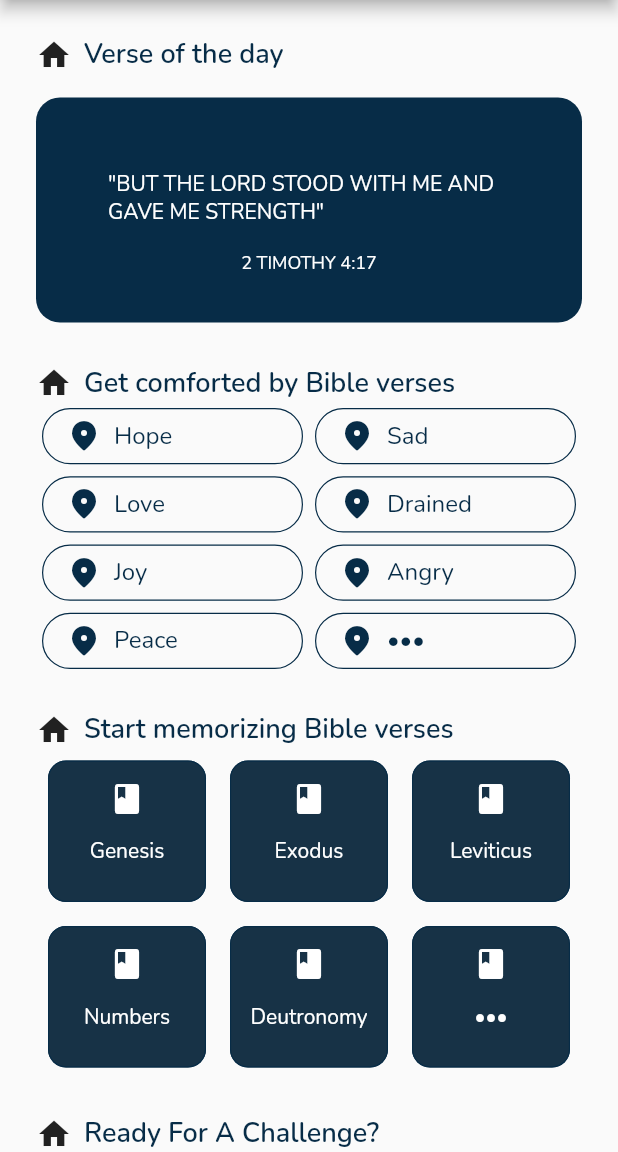
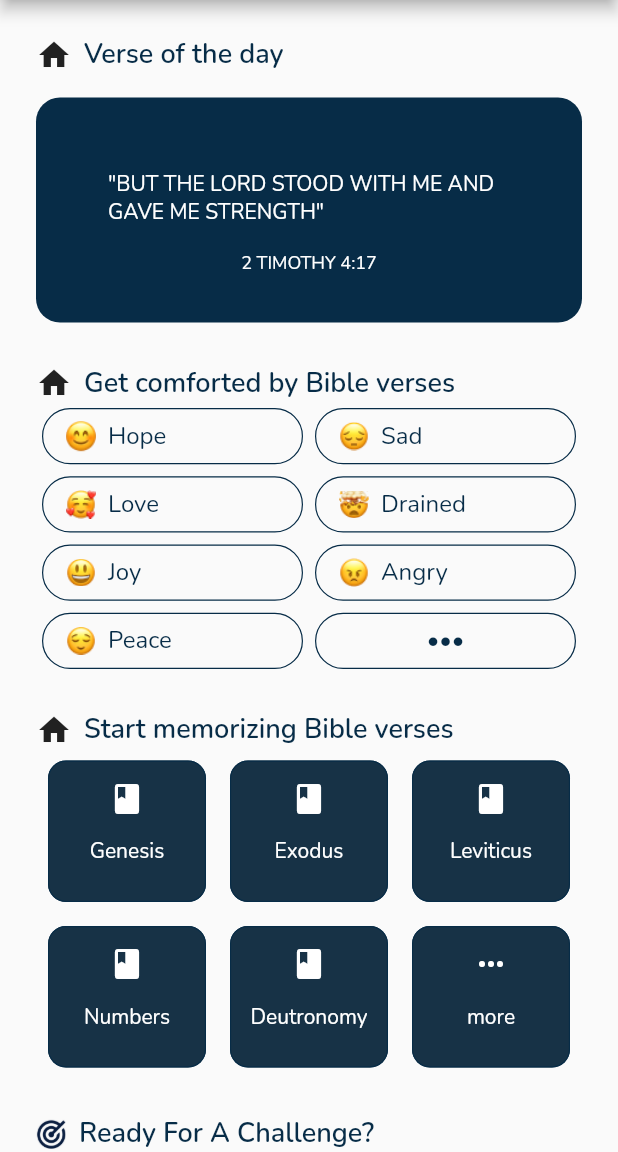
Before and after one commit to MemoryLamp/memorylamp-mobile, a Flutter app: the HomeScreen screen opened by its route, on a phone screen of 412 x 824 dp, the part 84-1236 px from its top. Run offline on Flutter 3.47's test engine with Material 2 defaults, Android fonts, the light colour scheme and no system bars; Roboto replaces fonts that are missing (poppins).

Commit message:
add icons and emojis

```diff
--- /dev/null
+++ b/lib/api/models/book.dart
@@ -0,0 +1,8 @@
+import 'package:flutter/cupertino.dart';
+
+class Book {
+  final String name;
+  final IconData icon;
+
+  const Book({required this.name, required this.icon});
+}
--- a/lib/api/models/emotion.dart
+++ b/lib/api/models/emotion.dart
@@ -2,7 +2,7 @@ import 'package:flutter/cupertino.dart';
 
 class Emotion {
   final String name;
-  final IconData icon;
+  final Image icon;
 
   const Emotion({required this.name, required this.icon});
 }
--- a/lib/helpers/asset_manager.dart
+++ b/lib/helpers/asset_manager.dart
@@ -1,5 +1,9 @@
 final String _logosPath = "assets/logos";
+final String _iconsPath = "assets/icons";
+final String _emotionsPath = "assets/emotion";
 
 class AssetManager {
   static String logo(String assetName) => "$_logosPath/$assetName";
+  static String icon(String assetName) => "$_iconsPath/$assetName";
+  static String emotion(String assetName) => "$_emotionsPath/$assetName";
 }
--- a/lib/screens/home.dart
+++ b/lib/screens/home.dart
@@ -1,6 +1,8 @@
 import 'package:flutter/material.dart';
+import 'package:memory_lamp/api/models/book.dart';
 import 'package:memory_lamp/api/models/emotion.dart';
 import 'package:memory_lamp/api/models/game.dart';
+import 'package:memory_lamp/helpers/asset_manager.dart';
 import 'package:memory_lamp/helpers/size_mq.dart';
 import 'package:memory_lamp/theming/ml_colors.dart';
 import 'package:memory_lamp/theming/ml_font.dart';
@@ -75,15 +77,21 @@ class HomeScreen extends StatelessWidget {
   }
 
   Padding _emotions() {
-    const List<Emotion> _emotionsList = [
-      const Emotion(name: "Hope", icon: Icons.place_rounded),
-      const Emotion(name: "Sad", icon: Icons.place_rounded),
-      const Emotion(name: "Love", icon: Icons.place_rounded),
-      const Emotion(name: "Drained", icon: Icons.place_rounded),
-      const Emotion(name: "Joy", icon: Icons.place_rounded),
-      const Emotion(name: "Angry", icon: Icons.place_rounded),
-      const Emotion(name: "Peace", icon: Icons.place_rounded),
-      const Emotion(name: "•••", icon: Icons.place_rounded),
+    Image _emotionIcon(String _emotionName) {
+      return Image.asset(
+        AssetManager.emotion(_emotionName),
+        width: MLFont.large,
+      );
+    }
+
+    List<Emotion> _emotionsList = [
+      Emotion(name: "Hope", icon: _emotionIcon("hope.png")),
+      Emotion(name: "Sad", icon: _emotionIcon("sad.png")),
+      Emotion(name: "Love", icon: _emotionIcon("love.png")),
+      Emotion(name: "Drained", icon: _emotionIcon("drained.png")),
+      Emotion(name: "Joy", icon: _emotionIcon("joy.png")),
+      Emotion(name: "Angry", icon: _emotionIcon("angry.png")),
+      Emotion(name: "Peace", icon: _emotionIcon("peace.png")),
     ];
 
     return Padding(
@@ -109,7 +117,7 @@ class HomeScreen extends StatelessWidget {
                   child: MLOutlinedButton(
                     onPressed: () => print("nothing here yet"),
                     child: LabeledIcon(
-                      icon: Icon(_emotionsList[index].icon),
+                      icon: _emotionsList[index].icon,
                       label: MLText(
                         _emotionsList[index].name,
                         fontSize: MLFont.medium,
@@ -117,7 +125,19 @@ class HomeScreen extends StatelessWidget {
                     ),
                   ),
                 );
-              }),
+              })
+                ..add(
+                  Padding(
+                    padding: const EdgeInsets.all(4.0),
+                    child: MLOutlinedButton(
+                      onPressed: () => print("nothing here yet"),
+                      child: MLText(
+                        "•••",
+                        fontSize: MLFont.medium,
+                      ),
+                    ),
+                  ),
+                ),
             ),
           )
         ],
@@ -126,13 +146,13 @@ class HomeScreen extends StatelessWidget {
   }
 
   Padding _books() {
-    const List<String> _bookList = [
-      "Genesis",
-      "Exodus",
-      "Leviticus",
-      "Numbers",
-      "Deutronomy",
-      "•••",
+    const List<Book> _bookList = [
+      Book(name: "Genesis", icon: Icons.book),
+      Book(name: "Exodus", icon: Icons.book),
+      Book(name: "Leviticus", icon: Icons.book),
+      Book(name: "Numbers", icon: Icons.book),
+      Book(name: "Deutronomy", icon: Icons.book),
+      Book(name: "more", icon: Icons.more_horiz),
     ];
 
     return Padding(
@@ -162,7 +182,7 @@ class HomeScreen extends StatelessWidget {
     );
   }
 
-  MLTextButton _bookButton(String _book) {
+  MLTextButton _bookButton(Book _book) {
     return MLTextButton(
       margin: const EdgeInsets.all(8.0),
       width: SizeMQ.height! * .1,
@@ -170,10 +190,10 @@ class HomeScreen extends StatelessWidget {
       onPressed: () => print("nothing here yet"),
       child: LabeledIcon(
         direction: Axis.vertical,
-        icon: Expanded(child: Icon(Icons.book)),
+        icon: Expanded(child: Icon(_book.icon)),
         label: Expanded(
           child: MLText(
-            _book,
+            _book.name,
             fontSize: MLFont.mediumSmall,
           ),
         ),
@@ -197,7 +217,10 @@ class HomeScreen extends StatelessWidget {
       child: Column(
         children: [
           LabeledIcon(
-            icon: Icon(Icons.home),
+            icon: Image.asset(
+              AssetManager.icon("game.png"),
+              height: MLFont.large,
+            ),
             label: MLText(
               "Ready For A Challenge?",
               style: MLFont.bannerText01,
```
Also changed, not shown: pubspec.yaml (+11 -0 lines), assets/emotion/angry.png (added), assets/emotion/drained.png (added), assets/emotion/hope.png (added), assets/emotion/joy.png (added), assets/emotion/love.png (added), assets/emotion/peace.png (added), assets/emotion/sad.png (added), assets/icons/game.png (added).
